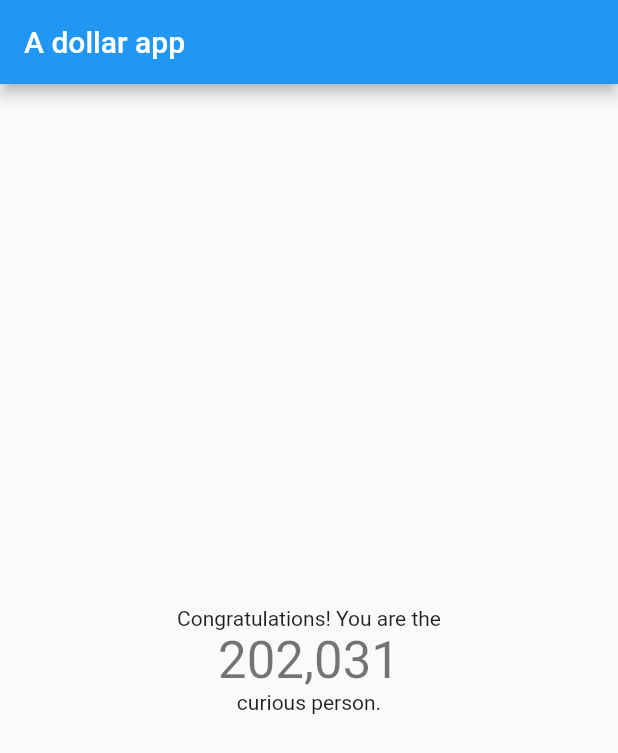
After one commit to gray141592/a-dollar-app, a Flutter app: the screen it shows after launch, after a tap on "Pay a dollar", on a phone screen of 412 x 824 dp. The commit adds this screen. Shown: the top 753 px of the screen. Run offline on Flutter 3.47's test engine with Material 2 defaults, Android fonts, the phone set to English and light mode, and no system bars; our stand-ins replace confetti, flutter_offline.

Commit message:
add confetti explosion

```diff
--- /dev/null
+++ b/lib/components/success/confetti-explosion.dart
@@ -0,0 +1,53 @@
+import 'package:flutter/material.dart';
+import 'package:confetti/confetti.dart';
+
+import './star.dart';
+
+class ConfettiExplosion extends StatefulWidget {
+  const ConfettiExplosion({super.key});
+
+  @override
+  State<ConfettiExplosion> createState() => _ConfettiExplosionState();
+}
+
+class _ConfettiExplosionState extends State<ConfettiExplosion> {
+  late ConfettiController _confettiController;
+
+  @override
+  void initState() {
+    super.initState();
+    _confettiController =
+        ConfettiController(duration: const Duration(seconds: 60));
+    _confettiController.play();
+  }
+
+  @override
+  void dispose() {
+    _confettiController.dispose();
+    super.dispose();
+  }
+
+  @override
+  Widget build(BuildContext context) {
+    return Align(
+      alignment: Alignment.center,
+      child: ConfettiWidget(
+        confettiController: _confettiController,
+        canvas: Size.infinite,
+        blastDirectionality: BlastDirectionality
+            .explosive, // don't specify a direction, blast randomly
+        shouldLoop: false, // start again as soon as the animation is finished
+        emissionFrequency: 0,
+        colors: const [
+          Colors.green,
+          Colors.blue,
+          Colors.pink,
+          Colors.orange,
+          Colors.purple
+        ], // manually specify the colors to be used
+        createParticlePath: Star.drawStar,
+        numberOfParticles: 200, // define a custom shape/path.
+      ),
+    );
+  }
+}
--- /dev/null
+++ b/lib/components/success/index.dart
@@ -0,0 +1,2 @@
+export './star.dart';
+export './confetti-explosion.dart';
--- a/lib/screens/success.dart
+++ b/lib/screens/success.dart
@@ -1,3 +1,4 @@
+import 'package:a_dollar_app/components/success/index.dart';
 import 'package:flutter/material.dart';
 
 class SuccessScreen extends StatelessWidget {
@@ -5,7 +6,14 @@
 
   @override
   Widget build(BuildContext context) {
-    return Center(
+    return SafeArea(
+      child: Stack(
+        alignment: Alignment.center,
+        children: [
+          const ConfettiExplosion(),
+          Align(
+            alignment: Alignment.center,
+            child: Center(
               child: Column(
                 mainAxisAlignment: MainAxisAlignment.center,
                 children: <Widget>[
@@ -21,6 +29,10 @@
                   ),
                 ],
               ),
+            ),
+          ),
+        ],
+      ),
     );
   }
 
```
Also changed, not shown: lib/components/success/star.dart (added, +28 -0 lines), pubspec.yaml (+4 -9 lines), pubspec.lock, 3 other files. Lines whose indentation alone changed are shown as unchanged.
